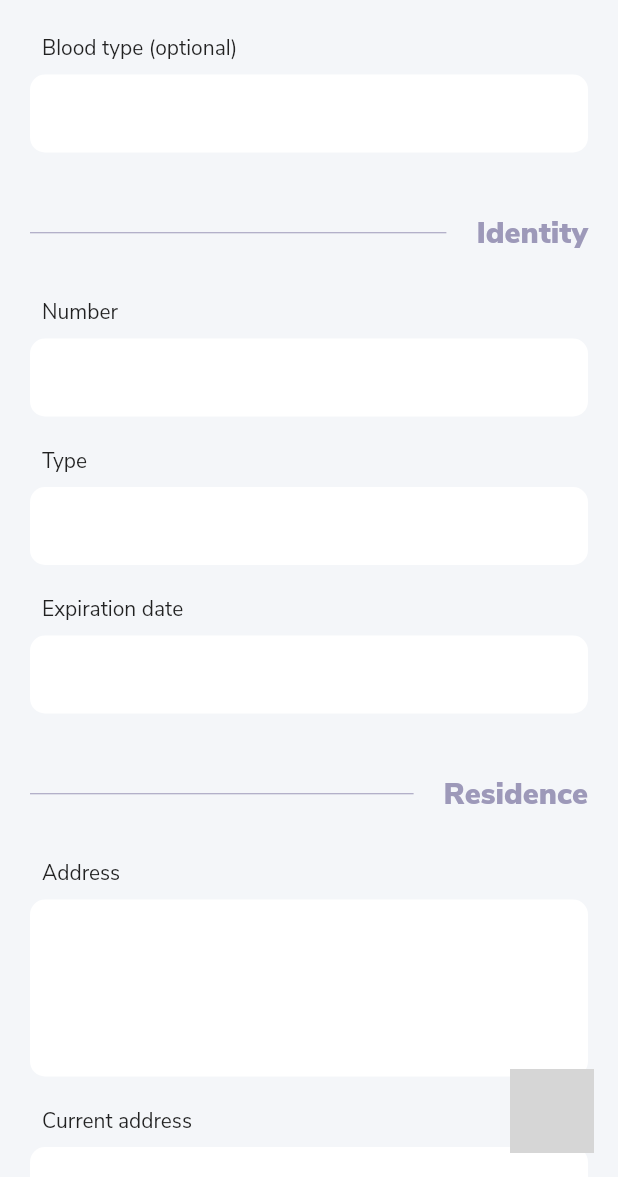
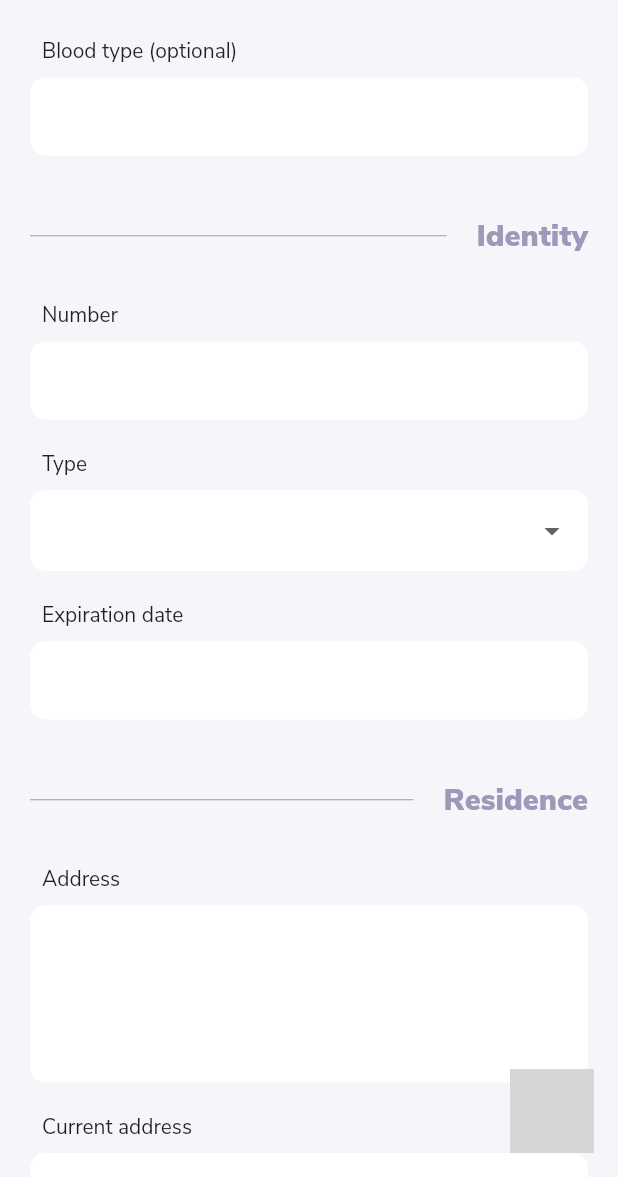
Before and after one commit to RollyPeres/flutter_prismahr_newfinal, a Flutter app: the PersonalEditScreen screen opened by its route, scrolled down 576 dp, on a phone screen of 412 x 824 dp, the part 59-1236 px from its top. Run offline on Flutter 3.47's test engine with Material 2 defaults, Android fonts, the phone set to English and light mode, and no system bars; our stand-ins replace bloc, cached_network_image, device_info, dio, equatable, fl_chart and 5 more; missing offline and left inert: pretty_json; accounts and stored records are empty; statements that could not run were skipped; grey boxes are pictures that could not be loaded.

Commit message:
add and implement dropdown input

```diff
--- /dev/null
+++ b/lib/app/components/dropdown.dart
@@ -0,0 +1,64 @@
+import 'package:flutter/material.dart';
+
+class Dropdown extends StatelessWidget {
+  final String label;
+  final String hintText;
+  final dynamic value;
+  final String errorText;
+  final List<DropdownMenuItem<dynamic>> items;
+  final Function onChanged;
+
+  const Dropdown({
+    Key key,
+    this.label,
+    this.hintText,
+    this.value,
+    this.errorText,
+    @required this.items,
+    @required this.onChanged,
+  }) : super(key: key);
+
+  @override
+  Widget build(BuildContext context) {
+    return Container(
+      margin: const EdgeInsets.only(bottom: 20),
+      child: Column(
+        crossAxisAlignment: CrossAxisAlignment.start,
+        children: <Widget>[
+          this.label != null
+              ? Padding(
+                  padding: const EdgeInsets.only(bottom: 8, left: 8),
+                  child: Text('${this.label}'))
+              : SizedBox(),
+          DropdownButtonFormField(
+            isExpanded: true,
+            hint: this.hintText != null ? Text('${this.hintText}') : null,
+            value: this.value,
+            decoration: InputDecoration(
+              contentPadding: const EdgeInsets.symmetric(
+                horizontal: 20,
+                vertical: 15,
+              ),
+              border: OutlineInputBorder(
+                borderRadius: BorderRadius.circular(10),
+                borderSide: BorderSide.none,
+              ),
+              errorText: this.errorText,
+              filled: true,
+              fillColor: Theme.of(context).cardColor,
+              focusedBorder: OutlineInputBorder(
+                borderRadius: BorderRadius.circular(10),
+                borderSide: BorderSide(
+                  color: Theme.of(context).primaryColor,
+                  width: 3,
+                ),
+              ),
+            ),
+            items: this.items,
+            onChanged: this.onChanged,
+          ),
+        ],
+      ),
+    );
+  }
+}
--- a/lib/app/views/account_info/personal/personal_edit.dart
+++ b/lib/app/views/account_info/personal/personal_edit.dart
@@ -1,6 +1,7 @@
 import 'package:flutter/material.dart';
 import 'package:flutter_bloc/flutter_bloc.dart';
 import 'package:flutter_prismahr/app/bloc/account_info/personal_edit/personal_edit_bloc.dart';
+import 'package:flutter_prismahr/app/components/dropdown.dart';
 import 'package:flutter_prismahr/app/components/form_group.dart';
 import 'package:flutter_prismahr/app/components/form_input.dart';
 import 'package:flutter_prismahr/app/data/models/account_info/personal_edit_validation_exception_model.dart';
@@ -87,20 +88,20 @@ class _PersonalEditScreenState extends State<PersonalEditScreen> {
                 padding: const EdgeInsets.only(bottom: 10),
                 child: Column(
                   children: <Widget>[
-                    FormInput(
-                      controller: _genderController,
+                    Dropdown(
                       label: 'Gender',
-                      focusNode: _genderFN,
-                      keyboardType: TextInputType.text,
-                      textInputAction: TextInputAction.next,
+                      value: _genderController.text,
                       errorText: _validationException.gender?.first,
-                      onChanged: (value) {
+                      items: <DropdownMenuItem<dynamic>>[
+                        DropdownMenuItem(value: 'Male', child: Text('Male')),
+                        DropdownMenuItem(
+                            value: 'Female', child: Text('Female')),
+                      ],
+                      onChanged: (val) {
                         setState(() {
                           _validationException.gender = null;
+                          _genderController.text = val;
                         });
-                      },
-                      onFieldSubmitted: (_) {
-                        _birthdateFN.requestFocus();
                       },
                     ),
                     FormInput(
@@ -210,20 +211,21 @@ class _PersonalEditScreenState extends State<PersonalEditScreen> {
                       _idTypeFN.requestFocus();
                     },
                   ),
-                  FormInput(
-                    controller: _idTypeController,
+                  Dropdown(
                     label: 'Type',
-                    focusNode: _idTypeFN,
-                    keyboardType: TextInputType.text,
-                    textInputAction: TextInputAction.next,
+                    value: _idTypeController.text,
                     errorText: _validationException.idType?.first,
-                    onChanged: (value) {
+                    items: <DropdownMenuItem<dynamic>>[
+                      DropdownMenuItem(value: 'KTP', child: Text('KTP')),
+                      DropdownMenuItem(value: 'SIM', child: Text('SIM')),
+                      DropdownMenuItem(
+                          value: 'Passport', child: Text('Passport')),
+                    ],
+                    onChanged: (val) {
                       setState(() {
                         _validationException.idType = null;
+                        _idTypeController.text = val;
                       });
-                    },
-                    onFieldSubmitted: (_) {
-                      _idExpiryDateFN.requestFocus();
                     },
                   ),
                   FormInput(
```
